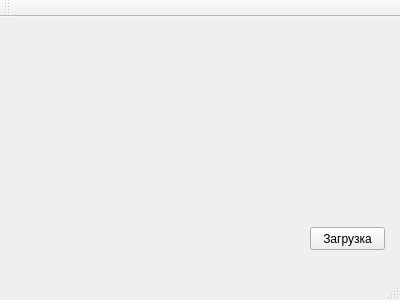
This is mainwindow.ui in Dannyyyy/ComputerVision as Qt 5 draws it before an edit. The edited form follows.
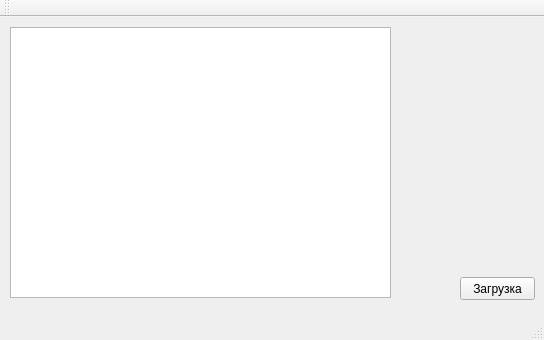
This is the edited form.

Commit message: Image load.

What changed in the file:
```diff
--- a/mainwindow.ui
+++ b/mainwindow.ui
@@ -6,8 +6,8 @@
    <rect>
     <x>0</x>
     <y>0</y>
-    <width>400</width>
-    <height>300</height>
+    <width>544</width>
+    <height>340</height>
    </rect>
   </property>
   <property name="windowTitle">
@@ -17,8 +17,8 @@
    <widget class="QPushButton" name="pushButton">
     <property name="geometry">
      <rect>
-      <x>310</x>
-      <y>210</y>
+      <x>460</x>
+      <y>260</y>
       <width>75</width>
       <height>23</height>
      </rect>
@@ -27,6 +27,16 @@
      <string>Загрузка</string>
     </property>
    </widget>
+   <widget class="QGraphicsView" name="graphicsView">
+    <property name="geometry">
+     <rect>
+      <x>10</x>
+      <y>10</y>
+      <width>381</width>
+      <height>271</height>
+     </rect>
+    </property>
+   </widget>
   </widget>
   <widget class="QMenuBar" name="menuBar">
    <property name="geometry">
```
Left out of the diff: 4 changed lines with no effect on the pictures. The commit also changes 2 other files.
